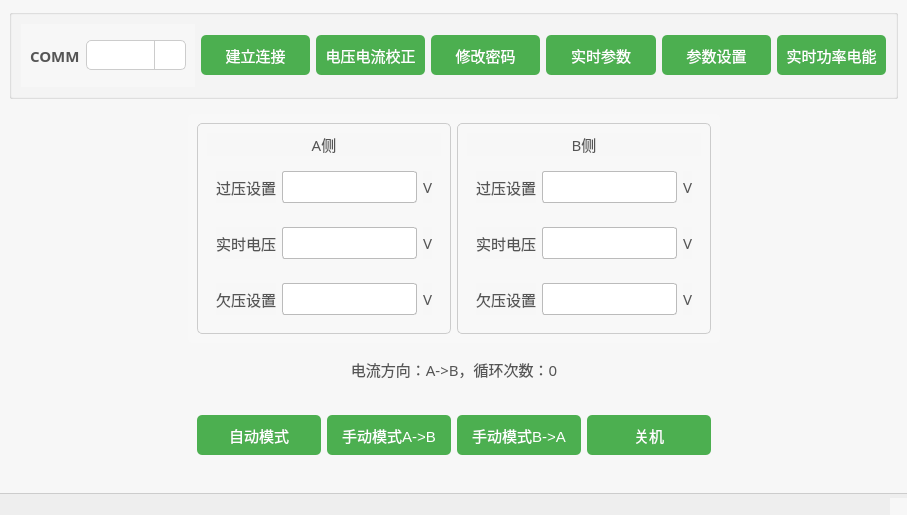
Curtain-Wang/BatteryControl, file mainwindow.ui: the form before one commit.
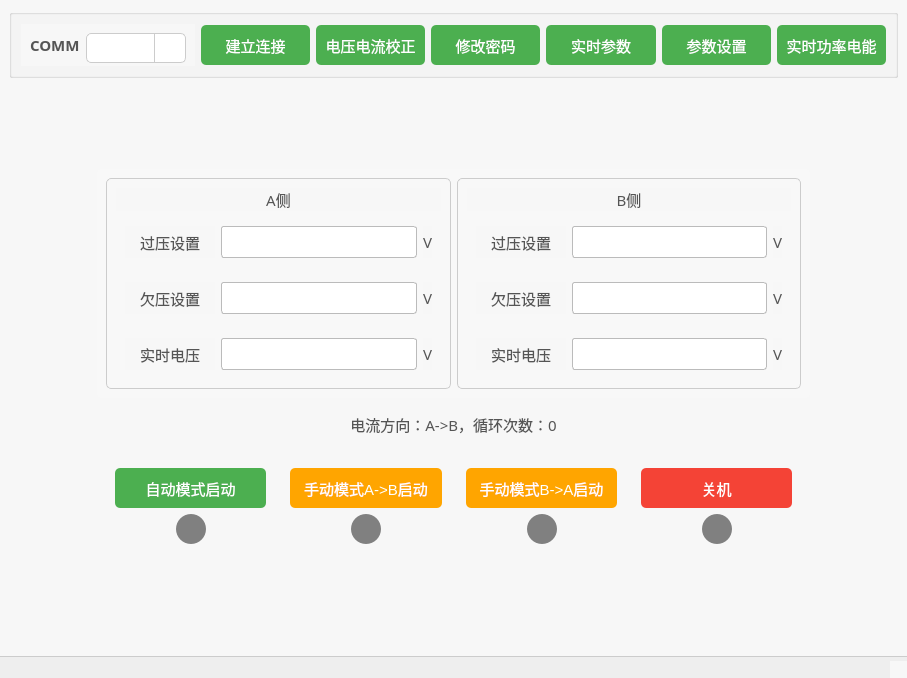
The form after the commit. Icons and pictures are not drawn. Custom widgets are drawn as their Qt base class.

```diff
--- a/mainwindow.ui
+++ b/mainwindow.ui
@@ -7,7 +7,7 @@
     <x>0</x>
     <y>0</y>
     <width>907</width>
-    <height>515</height>
+    <height>678</height>
    </rect>
   </property>
   <property name="windowTitle">
@@ -66,7 +66,7 @@
 </string>
   </property>
   <widget class="QWidget" name="centralwidget">
-   <layout class="QVBoxLayout" name="verticalLayout_4">
+   <layout class="QVBoxLayout" name="verticalLayout_8">
     <item>
      <widget class="QGroupBox" name="groupBox_33">
       <property name="minimumSize">
@@ -458,7 +458,20 @@
      </widget>
     </item>
     <item>
-     <layout class="QHBoxLayout" name="horizontalLayout_6">
+     <spacer name="verticalSpacer_2">
+      <property name="orientation">
+       <enum>Qt::Vertical</enum>
+      </property>
+      <property name="sizeHint" stdset="0">
+       <size>
+        <width>20</width>
+        <height>23</height>
+       </size>
+      </property>
+     </spacer>
+    </item>
+    <item>
+     <layout class="QHBoxLayout" name="horizontalLayout_14">
       <item>
        <spacer name="horizontalSpacer">
         <property name="orientation">
@@ -466,14 +479,20 @@
         </property>
         <property name="sizeHint" stdset="0">
          <size>
-          <width>168</width>
-          <height>20</height>
+          <width>58</width>
+          <height>373</height>
          </size>
         </property>
        </spacer>
       </item>
       <item>
        <widget class="QGroupBox" name="groupBox">
+        <property name="minimumSize">
+         <size>
+          <width>731</width>
+          <height>0</height>
+         </size>
+        </property>
         <property name="styleSheet">
          <string notr="true">QGroupBox {
     border: none
@@ -483,7 +502,7 @@
         <property name="title">
          <string/>
         </property>
-        <layout class="QVBoxLayout" name="verticalLayout_2">
+        <layout class="QVBoxLayout" name="verticalLayout_7">
          <item>
           <widget class="QGroupBox" name="groupBox_12">
            <property name="styleSheet">
@@ -496,7 +515,7 @@
            <property name="title">
             <string/>
            </property>
-           <layout class="QHBoxLayout" name="horizontalLayout_10">
+           <layout class="QHBoxLayout" name="horizontalLayout_11">
             <item>
              <widget class="QGroupBox" name="groupBox_2">
               <property name="styleSheet">
@@ -540,6 +559,12 @@
                  <layout class="QHBoxLayout" name="horizontalLayout">
                   <item>
                    <widget class="QLabel" name="label_2">
+                    <property name="minimumSize">
+                     <size>
+                      <width>90</width>
+                      <height>0</height>
+                     </size>
+                    </property>
                     <property name="font">
                      <font>
                       <family>Microsoft YaHei</family>
@@ -555,7 +580,7 @@
                    </widget>
                   </item>
                   <item>
-                   <widget class="QLineEdit" name="aov">
+                   <widget class="MyLineEdit" name="d14">
                     <property name="minimumSize">
                      <size>
                       <width>0</width>
@@ -571,6 +596,9 @@
 }
 </string>
                     </property>
+                    <property name="readOnly">
+                     <bool>true</bool>
+                    </property>
                    </widget>
                   </item>
                   <item>
@@ -592,6 +620,81 @@
                  </layout>
                 </widget>
                </item>
+               <item>
+                <widget class="QGroupBox" name="groupBox_5">
+                 <property name="styleSheet">
+                  <string notr="true">QGroupBox {
+    border: none;
+}
+</string>
+                 </property>
+                 <property name="title">
+                  <string/>
+                 </property>
+                 <layout class="QHBoxLayout" name="horizontalLayout_3">
+                  <item>
+                   <widget class="QLabel" name="label_6">
+                    <property name="minimumSize">
+                     <size>
+                      <width>90</width>
+                      <height>0</height>
+                     </size>
+                    </property>
+                    <property name="font">
+                     <font>
+                      <family>Microsoft YaHei</family>
+                      <pointsize>-1</pointsize>
+                     </font>
+                    </property>
+                    <property name="text">
+                     <string>欠压设置</string>
+                    </property>
+                    <property name="alignment">
+                     <set>Qt::AlignCenter</set>
+                    </property>
+                   </widget>
+                  </item>
+                  <item>
+                   <widget class="MyLineEdit" name="d16">
+                    <property name="minimumSize">
+                     <size>
+                      <width>0</width>
+                      <height>30</height>
+                     </size>
+                    </property>
+                    <property name="styleSheet">
+                     <string notr="true">QLineEdit {
+    border: 1px solid #bbbbbb;
+    border-radius: 3px;
+    padding: 5px;
+    height: 20px; /* 控制输入框的高度 */
+}
+</string>
+                    </property>
+                    <property name="readOnly">
+                     <bool>true</bool>
+                    </property>
+                   </widget>
+                  </item>
+                  <item>
+                   <widget class="QLabel" name="label_7">
+                    <property name="font">
+                     <font>
+                      <family>Microsoft YaHei</family>
+                      <pointsize>-1</pointsize>
+                     </font>
+                    </property>
+                    <property name="text">
+                     <string>V</string>
+                    </property>
+                    <property name="alignment">
+                     <set>Qt::AlignLeading|Qt::AlignLeft|Qt::AlignVCenter</set>
+                    </property>
+                   </widget>
+                  </item>
+                 </layout>
+                </widget>
+               </item>
                <item>
                 <widget class="QGroupBox" name="groupBox_4">
                  <property name="styleSheet">
@@ -606,6 +709,12 @@
                  <layout class="QHBoxLayout" name="horizontalLayout_2">
                   <item>
                    <widget class="QLabel" name="label_4">
+                    <property name="minimumSize">
+                     <size>
+                      <width>90</width>
+                      <height>0</height>
+                     </size>
+                    </property>
                     <property name="font">
                      <font>
                       <family>Microsoft YaHei</family>
@@ -661,72 +770,6 @@
                  </layout>
                 </widget>
                </item>
-               <item>
-                <widget class="QGroupBox" name="groupBox_5">
-                 <property name="styleSheet">
-                  <string notr="true">QGroupBox {
-    border: none;
-}
-</string>
-                 </property>
-                 <property name="title">
-                  <string/>
-                 </property>
-                 <layout class="QHBoxLayout" name="horizontalLayout_3">
-                  <item>
-                   <widget class="QLabel" name="label_6">
-                    <property name="font">
-                     <font>
-                      <family>Microsoft YaHei</family>
-                      <pointsize>-1</pointsize>
-                     </font>
-                    </property>
-                    <property name="text">
-                     <string>欠压设置</string>
-                    </property>
-                    <property name="alignment">
-                     <set>Qt::AlignCenter</set>
-                    </property>
-                   </widget>
-                  </item>
-                  <item>
-                   <widget class="QLineEdit" name="auv">
-                    <property name="minimumSize">
-                     <size>
-                      <width>0</width>
-                      <height>30</height>
-                     </size>
-                    </property>
-                    <property name="styleSheet">
-                     <string notr="true">QLineEdit {
-    border: 1px solid #bbbbbb;
-    border-radius: 3px;
-    padding: 5px;
-    height: 20px; /* 控制输入框的高度 */
-}
-</string>
-                    </property>
-                   </widget>
-                  </item>
-                  <item>
-                   <widget class="QLabel" name="label_7">
-                    <property name="font">
-                     <font>
-                      <family>Microsoft YaHei</family>
-                      <pointsize>-1</pointsize>
-                     </font>
-                    </property>
-                    <property name="text">
-                     <string>V</string>
-                    </property>
-                    <property name="alignment">
-                     <set>Qt::AlignLeading|Qt::AlignLeft|Qt::AlignVCenter</set>
-                    </property>
-                   </widget>
-                  </item>
-                 </layout>
-                </widget>
-               </item>
               </layout>
              </widget>
             </item>
@@ -742,7 +785,7 @@
               <property name="title">
                <string/>
               </property>
-              <layout class="QVBoxLayout" name="verticalLayout_3">
+              <layout class="QVBoxLayout" name="verticalLayout_2">
                <item>
                 <widget class="QLabel" name="label_15">
                  <property name="font">
@@ -773,6 +816,12 @@
                  <layout class="QHBoxLayout" name="horizontalLayout_7">
                   <item>
                    <widget class="QLabel" name="label_16">
+                    <property name="minimumSize">
+                     <size>
+                      <width>90</width>
+                      <height>0</height>
+                     </size>
+                    </property>
                     <property name="font">
                      <font>
                       <family>Microsoft YaHei</family>
@@ -788,7 +837,7 @@
                    </widget>
                   </item>
                   <item>
-                   <widget class="QLineEdit" name="bov">
+                   <widget class="MyLineEdit" name="d15">
                     <property name="minimumSize">
                      <size>
                       <width>0</width>
@@ -804,6 +853,9 @@
 }
 </string>
                     </property>
+                    <property name="readOnly">
+                     <bool>true</bool>
+                    </property>
                    </widget>
                   </item>
                   <item>
@@ -825,6 +877,81 @@
                  </layout>
                 </widget>
                </item>
+               <item>
+                <widget class="QGroupBox" name="groupBox_11">
+                 <property name="styleSheet">
+                  <string notr="true">QGroupBox {
+    border: none;
+}
+</string>
+                 </property>
+                 <property name="title">
+                  <string/>
+                 </property>
+                 <layout class="QHBoxLayout" name="horizontalLayout_9">
+                  <item>
+                   <widget class="QLabel" name="label_20">
+                    <property name="minimumSize">
+                     <size>
+                      <width>90</width>
+                      <height>0</height>
+                     </size>
+                    </property>
+                    <property name="font">
+                     <font>
+                      <family>Microsoft YaHei</family>
+                      <pointsize>-1</pointsize>
+                     </font>
+                    </property>
+                    <property name="text">
+                     <string>欠压设置</string>
+                    </property>
+                    <property name="alignment">
+                     <set>Qt::AlignCenter</set>
+                    </property>
+                   </widget>
+                  </item>
+                  <item>
+                   <widget class="MyLineEdit" name="d17">
+                    <property name="minimumSize">
+                     <size>
+                      <width>0</width>
+                      <height>30</height>
+                     </size>
+                    </property>
+                    <property name="styleSheet">
+                     <string notr="true">QLineEdit {
+    border: 1px solid #bbbbbb;
+    border-radius: 3px;
+    padding: 5px;
+    height: 20px; /* 控制输入框的高度 */
+}
+</string>
+                    </property>
+                    <property name="readOnly">
+                     <bool>true</bool>
+                    </property>
+                   </widget>
+                  </item>
+                  <item>
+                   <widget class="QLabel" name="label_21">
+                    <property name="font">
+                     <font>
+                      <family>Microsoft YaHei</family>
+                      <pointsize>-1</pointsize>
+                     </font>
+                    </property>
+                    <property name="text">
+                     <string>V</string>
+                    </property>
+                    <property name="alignment">
+                     <set>Qt::AlignLeading|Qt::AlignLeft|Qt::AlignVCenter</set>
+                    </property>
+                   </widget>
+                  </item>
+                 </layout>
+                </widget>
+               </item>
                <item>
                 <widget class="QGroupBox" name="groupBox_10">
                  <property name="styleSheet">
@@ -839,6 +966,12 @@
                  <layout class="QHBoxLayout" name="horizontalLayout_8">
                   <item>
                    <widget class="QLabel" name="label_18">
+                    <property name="minimumSize">
+                     <size>
+                      <width>90</width>
+                      <height>0</height>
+                     </size>
+                    </property>
                     <property name="font">
                      <font>
                       <family>Microsoft YaHei</family>
@@ -894,72 +1027,6 @@
                  </layout>
                 </widget>
                </item>
-               <item>
-                <widget class="QGroupBox" name="groupBox_11">
-                 <property name="styleSheet">
-                  <string notr="true">QGroupBox {
-    border: none;
-}
-</string>
-                 </property>
-                 <property name="title">
-                  <string/>
-                 </property>
-                 <layout class="QHBoxLayout" name="horizontalLayout_9">
-                  <item>
-                   <widget class="QLabel" name="label_20">
-                    <property name="font">
-                     <font>
-                      <family>Microsoft YaHei</family>
-                      <pointsize>-1</pointsize>
-                     </font>
-                    </property>
-                    <property name="text">
-                     <string>欠压设置</string>
-                    </property>
-                    <property name="alignment">
-                     <set>Qt::AlignCenter</set>
-                    </property>
-                   </widget>
-                  </item>
-                  <item>
-                   <widget class="QLineEdit" name="buv">
-                    <property name="minimumSize">
-                     <size>
-                      <width>0</width>
-                      <height>30</height>
-                     </size>
-                    </property>
-                    <property name="styleSheet">
-                     <string notr="true">QLineEdit {
-    border: 1px solid #bbbbbb;
-    border-radius: 3px;
-    padding: 5px;
-    height: 20px; /* 控制输入框的高度 */
-}
-</string>
-                    </property>
-                   </widget>
-                  </item>
-                  <item>
-                   <widget class="QLabel" name="label_21">
-                    <property name="font">
-                     <font>
-                      <family>Microsoft YaHei</family>
-                      <pointsize>-1</pointsize>
-                     </font>
-                    </property>
-                    <property name="text">
-                     <string>V</string>
-                    </property>
-                    <property name="alignment">
-                     <set>Qt::AlignLeading|Qt::AlignLeft|Qt::AlignVCenter</set>
-                    </property>
-                   </widget>
-                  </item>
-                 </layout>
-                </widget>
-               </item>
               </layout>
              </widget>
             </item>
@@ -1017,13 +1084,19 @@
            <property name="maximumSize">
             <size>
              <width>16777215</width>
-             <height>80</height>
+             <height>9999999</height>
             </size>
            </property>
            <property name="title">
             <string/>
            </property>
-           <layout class="QHBoxLayout" name="horizontalLayout_5">
+           <layout class="QHBoxLayout" name="horizontalLayout_13">
+            <item>
+             <widget class="QGroupBox" name="groupBox_13">
+              <property name="title">
+               <string/>
+              </property>
+              <layout class="QVBoxLayout" name="verticalLayout_3">
             <item>
              <widget class="QPushButton" name="pushButton">
               <property name="sizePolicy">
@@ -1032,6 +1105,12 @@
                 <verstretch>0</verstretch>
                </sizepolicy>
               </property>
+                 <property name="minimumSize">
+                  <size>
+                   <width>0</width>
+                   <height>40</height>
+                  </size>
+                 </property>
               <property name="maximumSize">
                <size>
                 <width>16777215</width>
@@ -1064,10 +1143,75 @@
 </string>
               </property>
               <property name="text">
-               <string>自动模式</string>
+                  <string>自动模式启动</string>
               </property>
              </widget>
             </item>
+               <item>
+                <layout class="QHBoxLayout" name="horizontalLayout_5">
+                 <item>
+                  <spacer name="horizontalSpacer_3">
+                   <property name="orientation">
+                    <enum>Qt::Horizontal</enum>
+                   </property>
+                   <property name="sizeHint" stdset="0">
+                    <size>
+                     <width>13</width>
+                     <height>20</height>
+                    </size>
+                   </property>
+                  </spacer>
+                 </item>
+                 <item>
+                  <widget class="QLabel" name="label_8">
+                   <property name="minimumSize">
+                    <size>
+                     <width>30</width>
+                     <height>30</height>
+                    </size>
+                   </property>
+                   <property name="maximumSize">
+                    <size>
+                     <width>30</width>
+                     <height>30</height>
+                    </size>
+                   </property>
+                   <property name="styleSheet">
+                    <string notr="true">QLabel {
+	border: none;
+	border-radius: 15px;
+	background-color: gray;
+}</string>
+                   </property>
+                   <property name="text">
+                    <string/>
+                   </property>
+                  </widget>
+                 </item>
+                 <item>
+                  <spacer name="horizontalSpacer_4">
+                   <property name="orientation">
+                    <enum>Qt::Horizontal</enum>
+                   </property>
+                   <property name="sizeHint" stdset="0">
+                    <size>
+                     <width>13</width>
+                     <height>20</height>
+                    </size>
+                   </property>
+                  </spacer>
+                 </item>
+                </layout>
+               </item>
+              </layout>
+             </widget>
+            </item>
+            <item>
+             <widget class="QGroupBox" name="groupBox_14">
+              <property name="title">
+               <string/>
+              </property>
+              <layout class="QVBoxLayout" name="verticalLayout_4">
             <item>
              <widget class="QPushButton" name="pushButton_7">
               <property name="sizePolicy">
@@ -1090,7 +1234,7 @@
               </property>
               <property name="styleSheet">
                <string notr="true">QPushButton {
-    background-color: #4CAF50;
+    background-color: #FFA500; /* 橙色背景 */
     color: white;
     border: none;
     border-radius: 5px;
@@ -1098,20 +1242,85 @@
 }
 
 QPushButton:hover {
-    background-color: #45a049;
+    background-color: #FF8C00; /* 鼠标悬浮时颜色 */
 }
 
 QPushButton:pressed {
-    background-color: #388E3C; /* 改变颜色，表示按下状态 */
-    border: 1px solid #2E7D32; /* 添加一个边框，提升立体感 */
+    background-color: #FF7F50; /* 按下状态时颜色 */
+    border: 1px solid #FF6347; /* 按下时的边框颜色，突出按下效果 */
 }
 </string>
               </property>
               <property name="text">
-               <string>手动模式A-&gt;B</string>
+                  <string>手动模式A-&gt;B启动</string>
               </property>
              </widget>
             </item>
+               <item>
+                <layout class="QHBoxLayout" name="horizontalLayout_6">
+                 <item>
+                  <spacer name="horizontalSpacer_5">
+                   <property name="orientation">
+                    <enum>Qt::Horizontal</enum>
+                   </property>
+                   <property name="sizeHint" stdset="0">
+                    <size>
+                     <width>13</width>
+                     <height>20</height>
+                    </size>
+                   </property>
+                  </spacer>
+                 </item>
+                 <item>
+                  <widget class="QLabel" name="label_9">
+                   <property name="minimumSize">
+                    <size>
+                     <width>30</width>
+                     <height>30</height>
+                    </size>
+                   </property>
+                   <property name="maximumSize">
+                    <size>
+                     <width>30</width>
+                     <height>30</height>
+                    </size>
+                   </property>
+                   <property name="styleSheet">
+                    <string notr="true">QLabel {
+	border: none;
+	border-radius: 15px;
+	background-color: gray;
+}</string>
+                   </property>
+                   <property name="text">
+                    <string/>
+                   </property>
+                  </widget>
+                 </item>
+                 <item>
+                  <spacer name="horizontalSpacer_6">
+                   <property name="orientation">
+                    <enum>Qt::Horizontal</enum>
+                   </property>
+                   <property name="sizeHint" stdset="0">
+                    <size>
+                     <width>13</width>
+                     <height>20</height>
+                    </size>
+                   </property>
+                  </spacer>
+                 </item>
+                </layout>
+               </item>
+              </layout>
+             </widget>
+            </item>
+            <item>
+             <widget class="QGroupBox" name="groupBox_15">
+              <property name="title">
+               <string/>
+              </property>
+              <layout class="QVBoxLayout" name="verticalLayout_5">
             <item>
              <widget class="QPushButton" name="pushButton_8">
               <property name="sizePolicy">
@@ -1134,7 +1343,7 @@
               </property>
               <property name="styleSheet">
                <string notr="true">QPushButton {
-    background-color: #4CAF50;
+    background-color: #FFA500; /* 橙色背景 */
     color: white;
     border: none;
     border-radius: 5px;
@@ -1142,20 +1351,85 @@
 }
 
 QPushButton:hover {
-    background-color: #45a049;
+    background-color: #FF8C00; /* 鼠标悬浮时颜色 */
 }
 
 QPushButton:pressed {
-    background-color: #388E3C; /* 改变颜色，表示按下状态 */
-    border: 1px solid #2E7D32; /* 添加一个边框，提升立体感 */
+    background-color: #FF7F50; /* 按下状态时颜色 */
+    border: 1px solid #FF6347; /* 按下时的边框颜色，突出按下效果 */
 }
 </string>
               </property>
               <property name="text">
-               <string>手动模式B-&gt;A</string>
+                  <string>手动模式B-&gt;A启动</string>
               </property>
              </widget>
             </item>
+               <item>
+                <layout class="QHBoxLayout" name="horizontalLayout_10">
+                 <item>
+                  <spacer name="horizontalSpacer_7">
+                   <property name="orientation">
+                    <enum>Qt::Horizontal</enum>
+                   </property>
+                   <property name="sizeHint" stdset="0">
+                    <size>
+                     <width>13</width>
+                     <height>20</height>
+                    </size>
+                   </property>
+                  </spacer>
+                 </item>
+                 <item>
+                  <widget class="QLabel" name="label_10">
+                   <property name="minimumSize">
+                    <size>
+                     <width>30</width>
+                     <height>30</height>
+                    </size>
+                   </property>
+                   <property name="maximumSize">
+                    <size>
+                     <width>30</width>
+                     <height>30</height>
+                    </size>
+                   </property>
+                   <property name="styleSheet">
+                    <string notr="true">QLabel {
+	border: none;
+	border-radius: 15px;
+	background-color: gray;
+}</string>
+                   </property>
+                   <property name="text">
+                    <string/>
+                   </property>
+                  </widget>
+                 </item>
+                 <item>
+                  <spacer name="horizontalSpacer_8">
+                   <property name="orientation">
+                    <enum>Qt::Horizontal</enum>
+                   </property>
+                   <property name="sizeHint" stdset="0">
+                    <size>
+                     <width>13</width>
+                     <height>20</height>
+                    </size>
+                   </property>
+                  </spacer>
+                 </item>
+                </layout>
+               </item>
+              </layout>
+             </widget>
+            </item>
+            <item>
+             <widget class="QGroupBox" name="groupBox_16">
+              <property name="title">
+               <string/>
+              </property>
+              <layout class="QVBoxLayout" name="verticalLayout_6">
             <item>
              <widget class="QPushButton" name="pushButton_9">
               <property name="sizePolicy">
@@ -1178,7 +1452,7 @@
               </property>
               <property name="styleSheet">
                <string notr="true">QPushButton {
-    background-color: #4CAF50;
+    background-color: #F44336; /* 红色背景 */
     color: white;
     border: none;
     border-radius: 5px;
@@ -1186,12 +1460,12 @@
 }
 
 QPushButton:hover {
-    background-color: #45a049;
+    background-color: #E53935; /* 鼠标悬浮时颜色稍微变暗 */
 }
 
 QPushButton:pressed {
-    background-color: #388E3C; /* 改变颜色，表示按下状态 */
-    border: 1px solid #2E7D32; /* 添加一个边框，提升立体感 */
+    background-color: #D32F2F; /* 按下状态时颜色更暗 */
+    border: 1px solid #C62828; /* 按下时添加一个边框 */
 }
 </string>
               </property>
@@ -1200,6 +1474,65 @@
               </property>
              </widget>
             </item>
+               <item>
+                <layout class="QHBoxLayout" name="horizontalLayout_12">
+                 <item>
+                  <spacer name="horizontalSpacer_9">
+                   <property name="orientation">
+                    <enum>Qt::Horizontal</enum>
+                   </property>
+                   <property name="sizeHint" stdset="0">
+                    <size>
+                     <width>13</width>
+                     <height>20</height>
+                    </size>
+                   </property>
+                  </spacer>
+                 </item>
+                 <item>
+                  <widget class="QLabel" name="label_11">
+                   <property name="minimumSize">
+                    <size>
+                     <width>30</width>
+                     <height>30</height>
+                    </size>
+                   </property>
+                   <property name="maximumSize">
+                    <size>
+                     <width>30</width>
+                     <height>30</height>
+                    </size>
+                   </property>
+                   <property name="styleSheet">
+                    <string notr="true">QLabel {
+	border: none;
+	border-radius: 15px;
+	background-color: gray;
+}</string>
+                   </property>
+                   <property name="text">
+                    <string/>
+                   </property>
+                  </widget>
+                 </item>
+                 <item>
+                  <spacer name="horizontalSpacer_10">
+                   <property name="orientation">
+                    <enum>Qt::Horizontal</enum>
+                   </property>
+                   <property name="sizeHint" stdset="0">
+                    <size>
+                     <width>13</width>
+                     <height>20</height>
+                    </size>
+                   </property>
+                  </spacer>
+                 </item>
+                </layout>
+               </item>
+              </layout>
+             </widget>
+            </item>
            </layout>
           </widget>
          </item>
@@ -1213,14 +1546,27 @@
         </property>
         <property name="sizeHint" stdset="0">
          <size>
-          <width>168</width>
-          <height>20</height>
+          <width>48</width>
+          <height>373</height>
          </size>
         </property>
        </spacer>
       </item>
      </layout>
     </item>
+    <item>
+     <spacer name="verticalSpacer">
+      <property name="orientation">
+       <enum>Qt::Vertical</enum>
+      </property>
+      <property name="sizeHint" stdset="0">
+       <size>
+        <width>20</width>
+        <height>23</height>
+       </size>
+      </property>
+     </spacer>
+    </item>
    </layout>
   </widget>
   <widget class="QStatusBar" name="statusBar"/>
@@ -1229,7 +1575,12 @@
   <customwidget>
    <class>MyComboBox</class>
    <extends>QComboBox</extends>
-   <header location="global">mycombobox.h</header>
+   <header>mycombobox.h</header>
+  </customwidget>
+  <customwidget>
+   <class>MyLineEdit</class>
+   <extends>QLineEdit</extends>
+   <header>mylineedit.h</header>
   </customwidget>
  </customwidgets>
  <resources/>
```
Lines whose indentation alone changed are shown as unchanged.
